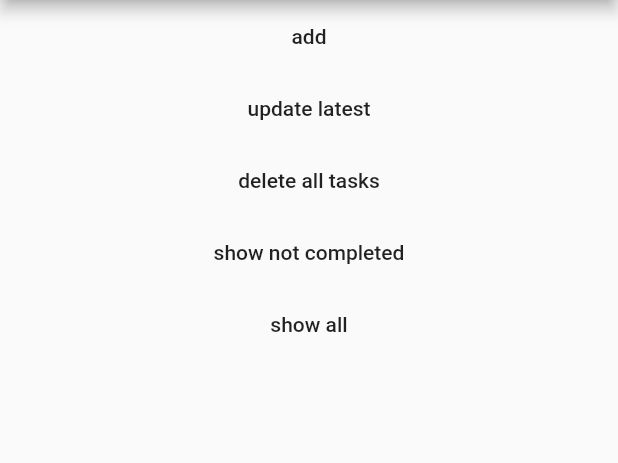
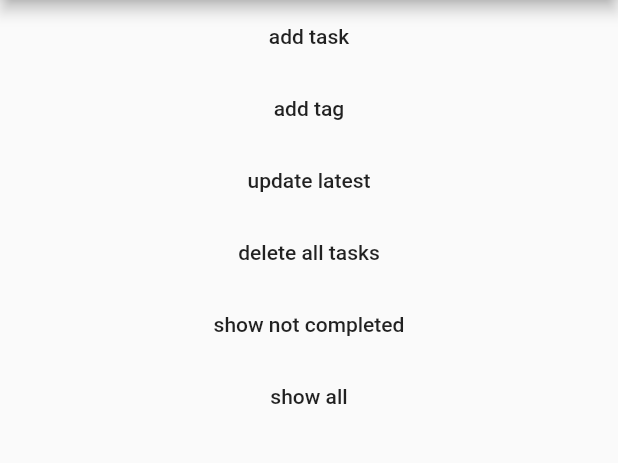
Before and after one commit to isoppp/sandbox-flutter, a Flutter app: the MoorScreen screen opened directly, on a phone screen of 412 x 824 dp, the part 84-547 px from its top. Run offline on Flutter 3.47's test engine with Material 2 defaults, Android fonts, the phone set to English and light mode, and no system bars; our stand-ins replace flutter_slidable, moor, moor_ffi; generated files the repository leaves out were written again.

Commit message:
make it possible to add Task along with Tag

```diff
--- a/lib/moor/moor_home.dart
+++ b/lib/moor/moor_home.dart
@@ -11,6 +11,7 @@ class MoorHome extends StatefulWidget {
 
 class _MoorHomeState extends State<MoorHome> {
   bool showAll = false;
+  Tag selectedTag;
   @override
   Widget build(BuildContext context) {
     final database = Provider.of<AppDatabase>(context);
@@ -18,12 +19,24 @@ class _MoorHomeState extends State<MoorHome> {
     return Column(
       children: <Widget>[
         FlatButton(
-          child: Text('add'),
+          child: Text('add task'),
           onPressed: () {
             database.taskDao.insertTask(
               TasksCompanion(
                 name: moor.Value("Test Task"),
                 dueDate: moor.Value(DateTime.now().add(Duration(days: 5))),
+                tagName: moor.Value(selectedTag.name),
+              ),
+            );
+          },
+        ),
+        FlatButton(
+          child: Text('add tag'),
+          onPressed: () {
+            database.tagDao.insertTag(
+              TagsCompanion(
+                name: moor.Value('tag/${DateTime.now().second}'),
+                color: moor.Value(0xFFFF00FF),
               ),
             );
           },
@@ -59,6 +72,7 @@ class _MoorHomeState extends State<MoorHome> {
         ),
         SizedBox(height: 16),
         Expanded(child: _buildTaskList(context, database)),
+        Expanded(child: _buildTagList(context, database)),
       ],
     );
   }
@@ -74,14 +88,14 @@ class _MoorHomeState extends State<MoorHome> {
           itemCount: tasks.length,
           itemBuilder: (_, index) {
             final itemTask = tasks[index];
-            return _buildListItem(itemTask, database);
+            return _buildTaskItem(itemTask, database);
           },
         );
       },
     );
   }
 
-  Widget _buildListItem(TaskWithTag itemTask, AppDatabase database) {
+  Widget _buildTaskItem(TaskWithTag itemTask, AppDatabase database) {
     return Slidable(
       actionPane: SlidableDrawerActionPane(),
       secondaryActions: <Widget>[
@@ -102,4 +116,30 @@ class _MoorHomeState extends State<MoorHome> {
       ),
     );
   }
+
+  StreamBuilder<List<Tag>> _buildTagList(BuildContext context, AppDatabase database) {
+    final stream = database.tagDao.watchTags();
+    return StreamBuilder(
+      stream: stream,
+      builder: (context, AsyncSnapshot<List<Tag>> snapshot) {
+        final tags = snapshot.data ?? [];
+
+        return ListView.builder(
+          itemCount: tags.length,
+          itemBuilder: (_, index) {
+            final tag = tags[index];
+            return FlatButton(
+              child: Text(tag.name),
+              color: Color(tag.color),
+              onPressed: () {
+                setState(() {
+                  selectedTag = tag;
+                });
+              },
+            );
+          },
+        );
+      },
+    );
+  }
 }
```
